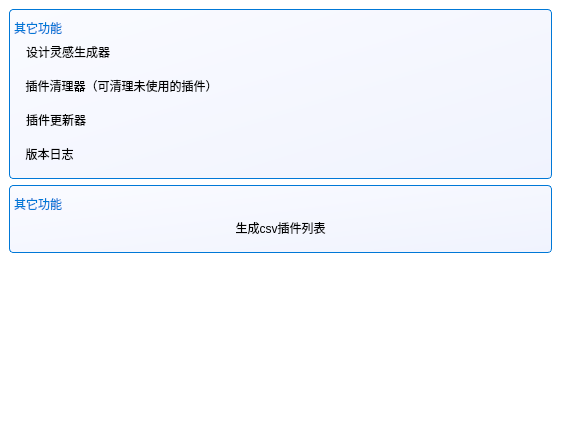
Old version of the form DrillPluginInformationReader/Source/InformationModule/otherFunctionPart/p_OtherFunctionPart.ui in the repository DrillUp/DrillPluginInformationReader.
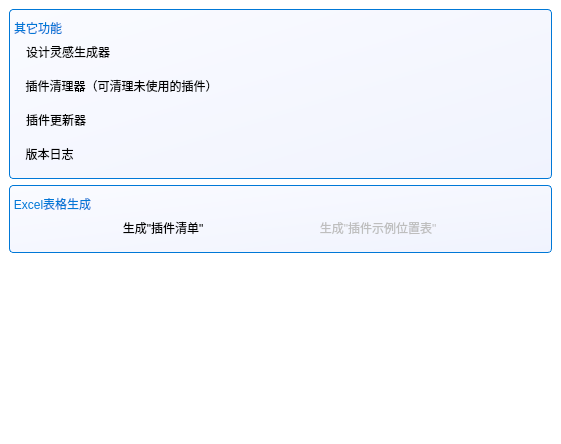
New version of the form. Icons and pictures are not drawn.

Commit message: 添加了插件清单的Excel生成功能。

Diff of the .ui file:
```diff
--- a/DrillPluginInformationReader/Source/InformationModule/otherFunctionPart/p_OtherFunctionPart.ui
+++ b/DrillPluginInformationReader/Source/InformationModule/otherFunctionPart/p_OtherFunctionPart.ui
@@ -184,13 +184,30 @@
        <item>
         <widget class="QGroupBox" name="groupBox_2">
          <property name="title">
-          <string>其它功能</string>
+          <string>Excel表格生成</string>
          </property>
-         <layout class="QGridLayout" name="gridLayout_2">
-          <item row="1" column="0">
-           <widget class="QToolButton" name="toolButton_checkVersion_3">
+         <layout class="QHBoxLayout" name="horizontalLayout">
+          <item>
+           <widget class="QToolButton" name="toolButton_excelPluginList">
             <property name="text">
-             <string>生成csv插件列表</string>
+             <string>生成&quot;插件清单&quot;</string>
+            </property>
+            <property name="icon">
+             <iconset resource="../../../drillplugininformationreader.qrc">
+              <normaloff>:/DrillPluginInformationReader/Resources/icons/global/drill_logo_64x64.png</normaloff>:/DrillPluginInformationReader/Resources/icons/global/drill_logo_64x64.png</iconset>
+            </property>
+            <property name="toolButtonStyle">
+             <enum>Qt::ToolButtonTextBesideIcon</enum>
+            </property>
+           </widget>
+          </item>
+          <item>
+           <widget class="QToolButton" name="toolButton_excelMapPosList">
+            <property name="enabled">
+             <bool>false</bool>
+            </property>
+            <property name="text">
+             <string>生成&quot;插件示例位置表&quot;</string>
             </property>
             <property name="icon">
              <iconset resource="../../../drillplugininformationreader.qrc">
```
The commit also changes 12 other files.
